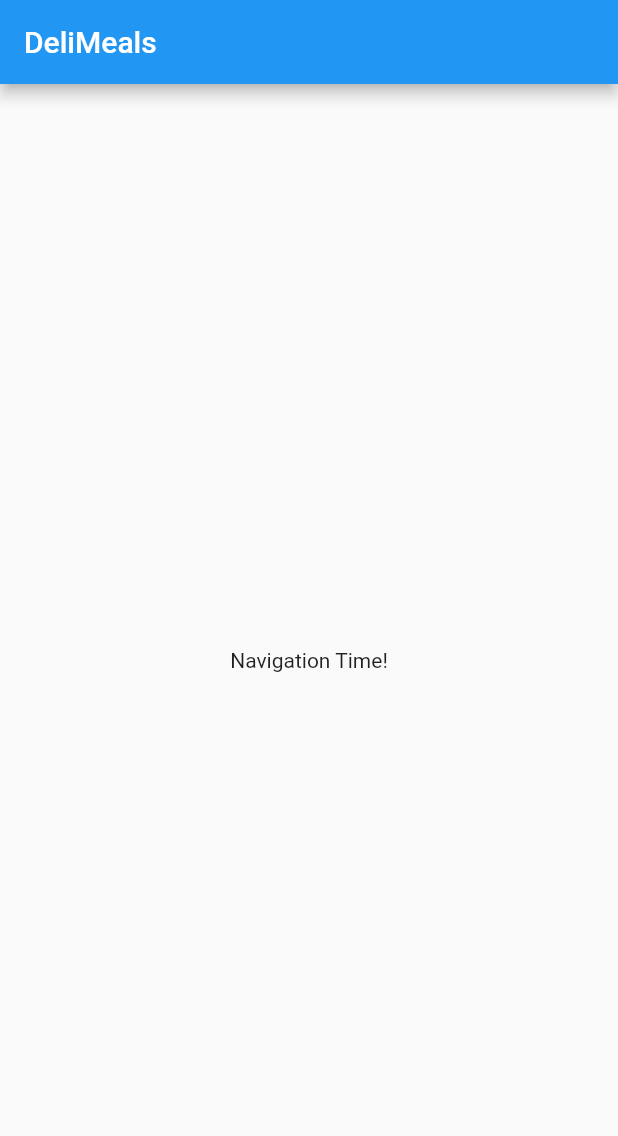
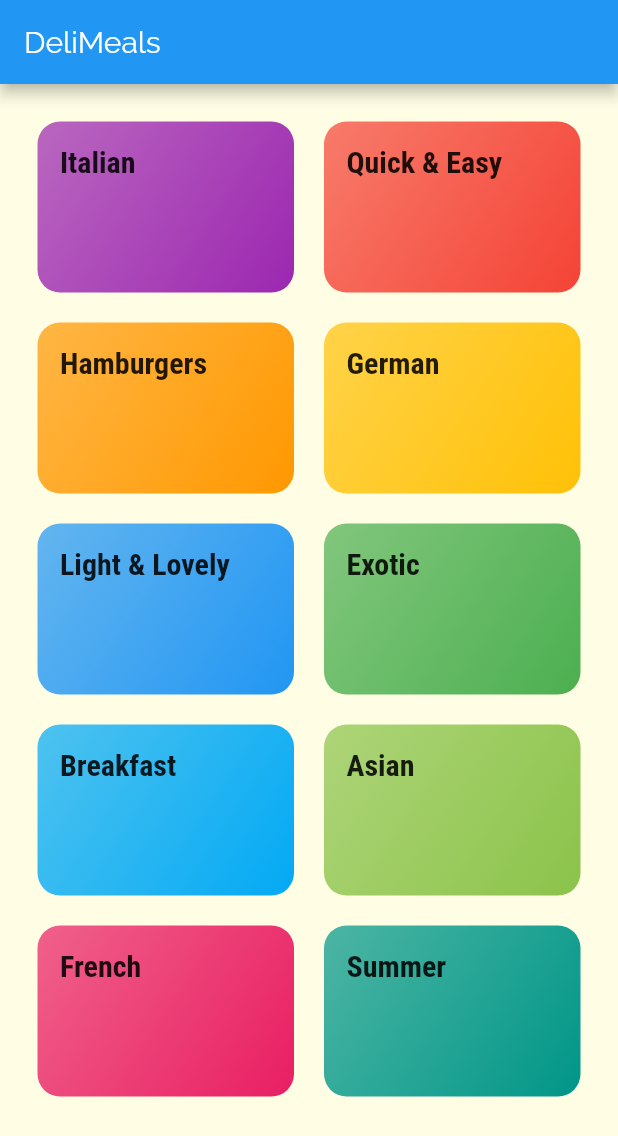
Before and after one commit to supertrens/Flutter_Exploring, a Flutter app: the screen it shows after launch, on a phone screen of 412 x 824 dp. Shown: the top 1136 px of the screen. Run offline on Flutter 3.47's test engine with Material 2 defaults, Android fonts, the phone set to English and light mode, and no system bars.

Commit message:
adding the home page with categories listed

```diff
--- /dev/null
+++ b/meals_app/lib/dummy_data.dart
@@ -0,0 +1,55 @@
+import 'package:flutter/material.dart';
+import './models/category.dart';
+
+const DUMMY_CATEGORIES =  const [
+  Category(
+    id: 'c1',
+    title: 'Italian',
+    color: Colors.purple,
+  ),
+  Category(
+    id: 'c2',
+    title: 'Quick & Easy',
+    color: Colors.red,
+  ),
+  Category(
+    id: 'c3',
+    title: 'Hamburgers',
+    color: Colors.orange,
+  ),
+  Category(
+    id: 'c4',
+    title: 'German',
+    color: Colors.amber,
+  ),
+  Category(
+    id: 'c5',
+    title: 'Light & Lovely',
+    color: Colors.blue,
+  ),
+  Category(
+    id: 'c6',
+    title: 'Exotic',
+    color: Colors.green,
+  ),
+  Category(
+    id: 'c7',
+    title: 'Breakfast',
+    color: Colors.lightBlue,
+  ),
+  Category(
+    id: 'c8',
+    title: 'Asian',
+    color: Colors.lightGreen,
+  ),
+  Category(
+    id: 'c9',
+    title: 'French',
+    color: Colors.pink,
+  ),
+  Category(
+    id: 'c10',
+    title: 'Summer',
+    color: Colors.teal,
+  ),
+];
--- a/meals_app/lib/main.dart
+++ b/meals_app/lib/main.dart
@@ -1,4 +1,6 @@
 import 'package:flutter/material.dart';
+
+import './screen/categories.dart';
 
 void main() => runApp(MyApp());
 
@@ -8,29 +10,28 @@ class MyApp extends StatelessWidget {
     return MaterialApp(
       title: 'DeliMeals',
       theme: ThemeData(
-        primarySwatch: Colors.blue,
-      ),
-      home: MyHomePage(),
+          primarySwatch: Colors.blue,
+          accentColor: Colors.amber,
+          canvasColor: Color.fromRGBO(255, 254, 229, 1),
+          fontFamily: 'Raleway',
+          textTheme: ThemeData.light().textTheme.copyWith(
+                body1: TextStyle(
+                  color: Color.fromRGBO(20, 51, 51, 1),
+                ),
+                body2: TextStyle(
+                  color: Color.fromRGBO(20, 51, 51, 1),
+                ),
+                title: TextStyle(
+                  fontSize: 20,
+                  fontFamily: 'RobotoCondensed',
+                  fontWeight: FontWeight.bold,
+                ),
+              )),
+      home: Scaffold(
+          appBar: AppBar(
+            title: const Text('DeliMeals'),
+          ),
+          body: CategoriesScreen()),
     );
   }
 }
-
-class MyHomePage extends StatefulWidget {
-    @override
-  _MyHomePageState createState() => _MyHomePageState();
-}
-
-class _MyHomePageState extends State<MyHomePage> {
-
-  @override
-  Widget build(BuildContext context) {
-    return Scaffold(
-      appBar: AppBar(
-        title: Text('DeliMeals'),
-      ),
-      body: Center(
-        child: Text('Navigation Time!'),
-      ),
-    );
-  }
-}
--- /dev/null
+++ b/meals_app/lib/models/category.dart
@@ -0,0 +1,13 @@
+import 'package:flutter/material.dart';
+
+class Category {
+  final String id;
+  final String title;
+  final Color color;
+
+  const Category({
+    @required this.id,
+    @required this.title,
+    this.color = Colors.orange
+  });
+}
--- /dev/null
+++ b/meals_app/lib/screen/categories.dart
@@ -0,0 +1,23 @@
+import 'package:flutter/material.dart';
+
+import '../dummy_data.dart';
+import '../widgets/category_item.dart';
+
+class CategoriesScreen extends StatelessWidget {
+  @override
+  Widget build(BuildContext context) {
+    return GridView(
+      padding: const EdgeInsets.all(25),
+      children: DUMMY_CATEGORIES
+          .map(
+            (cat) => CategoryItem(cat.title, cat.color),
+          )
+          .toList(),
+      gridDelegate: SliverGridDelegateWithMaxCrossAxisExtent(
+          maxCrossAxisExtent: 300,
+          childAspectRatio: 3/2,
+          crossAxisSpacing: 20,
+          mainAxisSpacing: 20),
+    );
+  }
+}
--- /dev/null
+++ b/meals_app/lib/widgets/category_item.dart
@@ -0,0 +1,27 @@
+import 'package:flutter/material.dart';
+
+class CategoryItem extends StatelessWidget {
+  final String title;
+  final Color color;
+
+  CategoryItem(this.title, this.color);
+
+  @override
+  Widget build(BuildContext context) {
+    return Container(
+      padding: const EdgeInsets.all(15),
+      child: Text(
+        title,
+        style: Theme.of(context).textTheme.title,
+      ),
+      decoration: BoxDecoration(
+        gradient: LinearGradient(
+          colors: [color.withOpacity(0.7), color],
+          begin: Alignment.topLeft,
+          end: Alignment.bottomRight,
+        ),
+        borderRadius: BorderRadius.circular(15),
+      ),
+    );
+  }
+}
```
Also changed, not shown: meals_app/pubspec.yaml (+18 -11 lines), meals_app/assets/fonts/Raleway-Black.ttf (added), meals_app/assets/fonts/Raleway-Bold.ttf (added), meals_app/assets/fonts/Raleway-Regular.ttf (added), meals_app/assets/fonts/RobotoCondensed-Bold.ttf (added), meals_app/assets/fonts/RobotoCondensed-Italic.ttf (added), meals_app/assets/fonts/RobotoCondensed-Light.ttf (added), meals_app/assets/fonts/RobotoCondensed-Regular.ttf (added).
